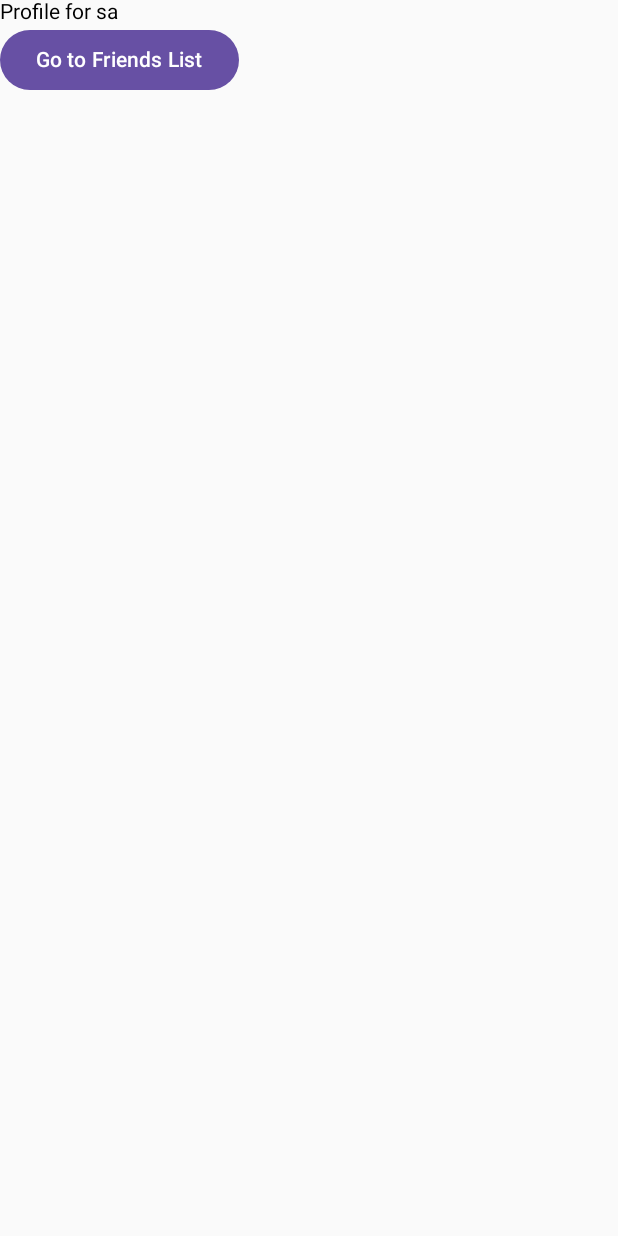
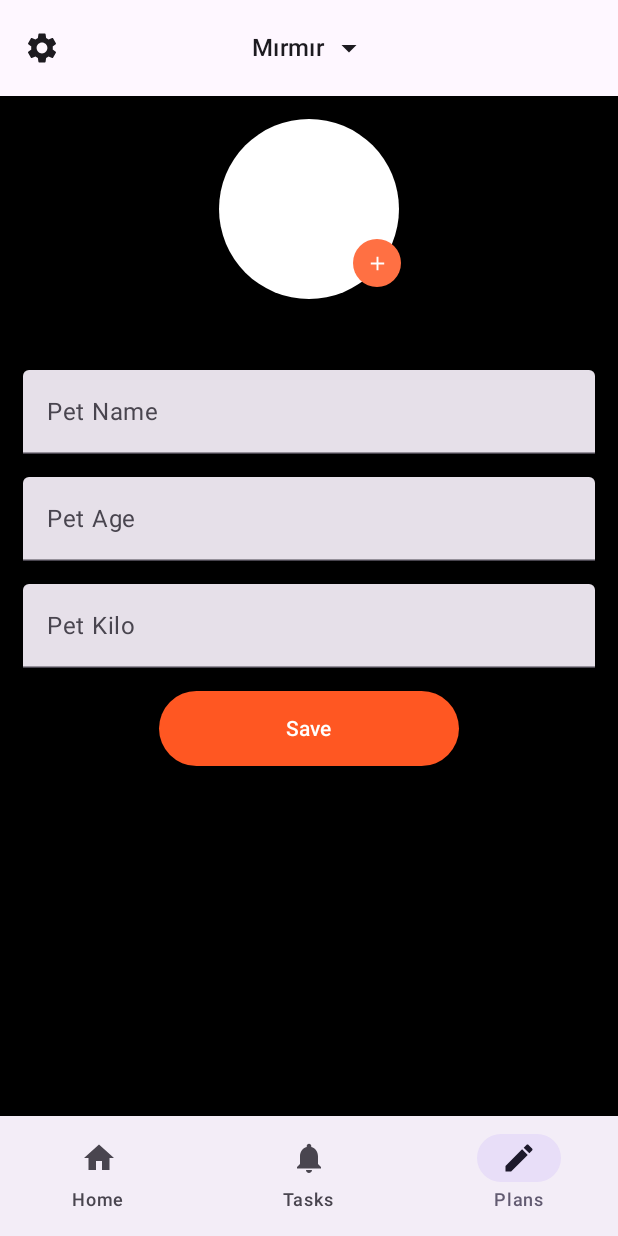
Before and after one commit to enesturkoglu-59/PawTrack, an Android app built with Jetpack Compose: the screen it shows after launch (MainActivity), on a phone screen of 412 x 824 dp. Run offline under Robolectric (Android 15) with nearby library versions, the phone set to English and light mode, and no system bars; our stand-ins replace Room's generated code.

Commit message:
project update

```diff
--- a/app/src/main/java/com/enesturkoglu/pawtrack/MainActivity.kt
+++ b/app/src/main/java/com/enesturkoglu/pawtrack/MainActivity.kt
@@ -12,10 +12,9 @@ import androidx.compose.runtime.Composable
 import androidx.compose.ui.Modifier
 import androidx.compose.ui.tooling.preview.Preview
 import com.enesturkoglu.pawtrack.addpet.AddPetScreen
-import com.enesturkoglu.pawtrack.addpet.MyApp
 import com.enesturkoglu.pawtrack.addtask.AddTaskScreen
 import com.enesturkoglu.pawtrack.calendar.CalendarScreen
-import com.enesturkoglu.pawtrack.homescreen.PetTopAppBar
+import com.enesturkoglu.pawtrack.mainscreen.MainApp
 import com.enesturkoglu.pawtrack.ui.theme.PawTrackTheme
 
 class MainActivity : ComponentActivity() {
@@ -23,7 +22,7 @@ class MainActivity : ComponentActivity() {
         super.onCreate(savedInstanceState)
         enableEdgeToEdge()
         setContent {
-            MyApp()
+            MainApp()
         }
     }
 }
--- a/app/src/main/java/com/enesturkoglu/pawtrack/addpet/User.kt
+++ /dev/null
@@ -1,74 +0,0 @@
-package com.enesturkoglu.pawtrack.addpet
-
-import androidx.compose.foundation.layout.Column
-import androidx.compose.material3.Button
-import androidx.compose.material3.Text
-import androidx.compose.runtime.Composable
-import androidx.navigation.compose.NavHost
-import androidx.navigation.compose.composable
-import androidx.navigation.compose.dialog
-
-import androidx.navigation.compose.rememberNavController
-import androidx.navigation.toRoute
-import kotlinx.serialization.Serializable
-
-@Serializable
-data class Profile(val name: String)
-
-@Serializable
-object FriendsList
-
-// Define the ProfileScreen composable.
-@Composable
-fun ProfileScreen(
-    profile: String,
-    onNavigateToFriendsList: () -> Unit
-) {
-    Column {
-        Text("Profile for ${profile}")
-        Button(onClick = { onNavigateToFriendsList() }) {
-            Text("Go to Friends List")
-        }
-    }
-
-}
-
-// Define the FriendsListScreen composable.
-@Composable
-fun FriendsListScreen(onNavigateToProfile: () -> Unit) {
-
-    Column {
-        Text("Friends List")
-        Button(onClick = { onNavigateToProfile() }) {
-            Text("Go to Profile")
-        }
-    }
-
-}
-
-// Define the MyApp composable, including the `NavController` and `NavHost`.
-@Composable
-fun MyApp() {
-    val navController = rememberNavController()
-    NavHost(navController, startDestination = Profile(name = "John Smith")) {
-        composable<Profile> { backStackEntry ->
-            val profile: Profile = backStackEntry.toRoute()
-            val pro = Profile("sa")
-            ProfileScreen(
-                profile = pro.name,
-                onNavigateToFriendsList = {
-                    navController.navigate(route = FriendsList)
-                }
-            )
-        }
-        composable<FriendsList> {
-            FriendsListScreen(
-                onNavigateToProfile = {
-                    navController.navigate(
-                        route = Profile(name = "Aisha Devi")
-                    )
-                }
-            )
-        }
-    }
-}
--- a/app/src/main/java/com/enesturkoglu/pawtrack/mainscreen/MainScreen.kt
+++ b/app/src/main/java/com/enesturkoglu/pawtrack/mainscreen/MainScreen.kt
@@ -2,27 +2,76 @@ package com.enesturkoglu.pawtrack.mainscreen
 
 import androidx.compose.foundation.layout.Column
 import androidx.compose.foundation.layout.PaddingValues
+import androidx.compose.foundation.layout.Row
 import androidx.compose.foundation.layout.padding
+import androidx.compose.material.icons.Icons
+import androidx.compose.material.icons.filled.Create
+import androidx.compose.material.icons.filled.Home
+import androidx.compose.material.icons.filled.Notifications
 import androidx.compose.material3.Button
 import androidx.compose.material3.Icon
+import androidx.compose.material3.NavigationBar
+import androidx.compose.material3.NavigationBarItem
 import androidx.compose.material3.Scaffold
 import androidx.compose.material3.Text
 import androidx.compose.runtime.Composable
 import androidx.compose.ui.Modifier
 import androidx.compose.ui.tooling.preview.Preview
+import androidx.navigation.compose.NavHost
+import androidx.navigation.compose.currentBackStackEntryAsState
+import androidx.navigation.compose.rememberNavController
+import androidx.navigation.toRoute
+import com.enesturkoglu.pawtrack.navigation.AddPet
+import com.enesturkoglu.pawtrack.navigation.AppNavGraph
+import com.enesturkoglu.pawtrack.navigation.Calendar
+import com.enesturkoglu.pawtrack.navigation.Screen
+import com.enesturkoglu.pawtrack.navigation.Task
 
 @Composable
 fun MainApp(){
+    val navController = rememberNavController()
+    val backStackEntry = navController.currentBackStackEntryAsState().value
+    val currentRoute = try {
+        backStackEntry?.toRoute<Screen>()
+    } catch (e: Exception) {
+        null // deserialize edilemiyorsa null
+    }
 
-    Scaffold(bottomBar = { } ) {
-Column(modifier = Modifier.padding(it)) {
+    Scaffold(topBar = {  PetTopBar(
+        selectedPet = "Mırmır",
+        onPetClick = { /* pet dropdown aç */ },
+        onSettingsClick = { /* settings ekranına git */ }
+    )}, bottomBar = { NavigationBar {
+        NavigationBarItem(
+            selected = currentRoute==AddPet,
+            onClick = { navController.navigate(AddPet) },
+            icon = { Icon(Icons.Default.Home, null) },
+            label = { Text("Home") },
+            alwaysShowLabel = true
+        )
+        NavigationBarItem(
+            selected = currentRoute==Task,
+            onClick = { navController.navigate(Task) },
+            icon = { Icon(Icons.Default.Notifications, null) },
+            label = { Text("Tasks") },
+            alwaysShowLabel = true
+        )
+        NavigationBarItem(
+            selected = true,
+            onClick = { navController.navigate(Calendar)},
+            icon = { Icon(Icons.Default.Create, null) },
+            label = { Text("Plans") },
+            alwaysShowLabel = true
+        )
 
-    Button(onClick = {}) {
-        Text("test")
+    } } ) {
+
+        AppNavGraph(navController,it)
+
     }
 }
-    }
-}
+
+
 @Preview
 @Composable
 fun MainApptest(){
--- /dev/null
+++ b/app/src/main/java/com/enesturkoglu/pawtrack/mainscreen/TopBar.kt
@@ -0,0 +1,51 @@
+package com.enesturkoglu.pawtrack.mainscreen
+
+import androidx.compose.foundation.clickable
+import androidx.compose.foundation.layout.Row
+import androidx.compose.foundation.layout.padding
+import androidx.compose.material.icons.Icons
+import androidx.compose.material.icons.filled.ArrowDropDown
+import androidx.compose.material.icons.filled.Settings
+import androidx.compose.material3.CenterAlignedTopAppBar
+import androidx.compose.material3.ExperimentalMaterial3Api
+import androidx.compose.material3.Icon
+import androidx.compose.material3.IconButton
+import androidx.compose.material3.MaterialTheme
+import androidx.compose.material3.Text
+import androidx.compose.runtime.Composable
+import androidx.compose.ui.Alignment
+import androidx.compose.ui.Modifier
+import androidx.compose.ui.unit.dp
+
+
+@OptIn(ExperimentalMaterial3Api::class)
+@Composable
+fun PetTopBar(
+    selectedPet: String,
+    onPetClick: () -> Unit,
+    onSettingsClick: () -> Unit
+) {
+    CenterAlignedTopAppBar(
+        title = {
+            Row(
+                verticalAlignment = Alignment.CenterVertically,
+                modifier = Modifier.clickable { onPetClick() }
+            ) {
+                Text(text = selectedPet, style = MaterialTheme.typography.titleMedium)
+                Icon(
+                    imageVector = Icons.Default.ArrowDropDown,
+                    contentDescription = "Select Pet",
+                    modifier = Modifier.padding(start = 4.dp)
+                )
+            }
+        },
+        navigationIcon = {
+            IconButton(onClick = onSettingsClick) {
+                Icon(
+                    imageVector = Icons.Default.Settings,
+                    contentDescription = "Settings"
+                )
+            }
+        }
+    )
+}
--- a/app/src/main/java/com/enesturkoglu/pawtrack/navigation/NavigationItem.kt
+++ b/app/src/main/java/com/enesturkoglu/pawtrack/navigation/NavigationItem.kt
@@ -1,16 +1,19 @@
 package com.enesturkoglu.pawtrack.navigation
 
+import kotlinx.serialization.SerialName
 import kotlinx.serialization.Serializable
+import kotlinx.serialization.Polymorphic
+
+@Polymorphic
+@Serializable
+sealed interface Screen
+
 
 @Serializable
-    object PetList
+object AddPet : Screen
+
 @Serializable
-    object AddPet
+object Calendar : Screen
+
 @Serializable
-    object Diary
-@Serializable
-    object Expense
-@Serializable
-    object Calendar
-@Serializable
-    object Task
+object Task : Screen
```
Also changed, not shown: app/src/main/java/com/enesturkoglu/pawtrack/homescreen/BottomNavigationBar.kt (deleted, +0 -62 lines), app/src/main/java/com/enesturkoglu/pawtrack/homescreen/PatScreen.kt (deleted, +0 -104 lines), app/src/main/java/com/enesturkoglu/pawtrack/homescreen/SelectPetDropdown.kt (deleted, +0 -60 lines), app/src/main/java/com/enesturkoglu/pawtrack/navigation/NavGraph.kt (+9 -9 lines).
